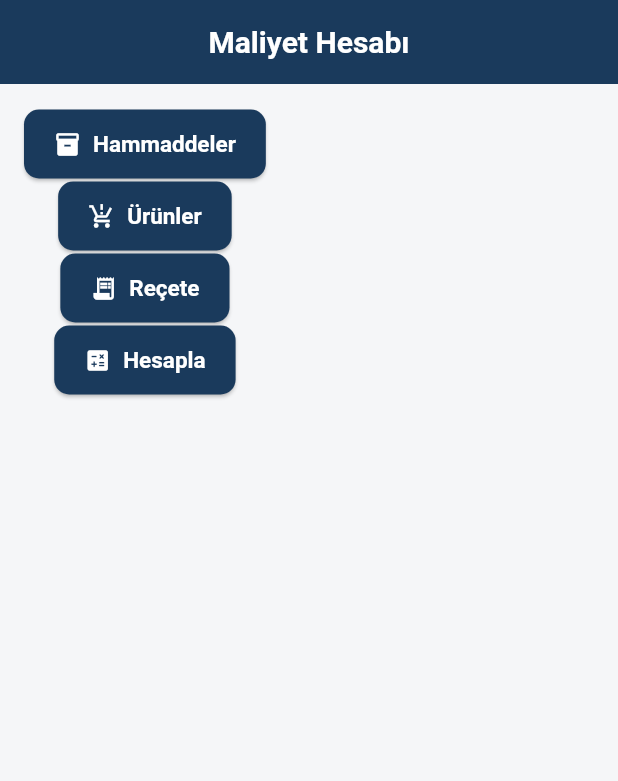
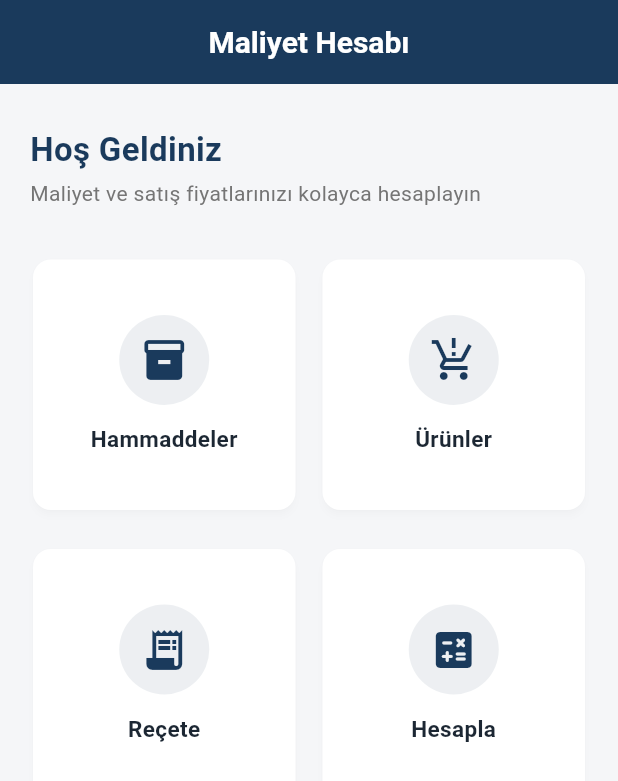
Before and after one commit to YFSCIbrahimYildiz/cost_calculator, a Flutter app: the screen it shows after launch, on a phone screen of 412 x 824 dp. Shown: the top 781 px of the screen. Run offline on Flutter 3.47's test engine with Material 3 defaults, Android fonts, the phone set to English and light mode, and no system bars; our stand-ins replace sqflite; accounts and stored records are empty.

Commit message:
Home ekrani stil: karsilama + 2x2 ikonlu kart menusu

```diff
--- a/lib/screens/home_screen.dart
+++ b/lib/screens/home_screen.dart
@@ -10,60 +10,108 @@ class HomeScreen extends StatelessWidget {
   @override
   Widget build(BuildContext context) {
     return Scaffold(
-      appBar: AppBar(title: const Text('Maliyet Hesabı')),
+      appBar: AppBar(title: const Text("Maliyet Hesabı")),
       body: Padding(
-        padding: const EdgeInsets.all(16),
+        padding: const EdgeInsets.all(20),
         child: Column(
+          crossAxisAlignment: CrossAxisAlignment.start,
           children: [
-            ElevatedButton.icon(
-              onPressed: () {
-                Navigator.push(
-                  context,
-                  MaterialPageRoute(
-                    builder: (context) => const MaterialScreen(),
+            const SizedBox(height: 8),
+            const Text(
+              "Hoş Geldiniz",
+              style: TextStyle(
+                fontSize: 22,
+                fontWeight: FontWeight.bold,
+                color: Color(0xFF1A3A5C),
+              ),
+            ),
+            const SizedBox(height: 4),
+            Text(
+              "Maliyet ve satış fiyatlarınızı kolayca hesaplayın",
+              style: TextStyle(fontSize: 14, color: Colors.grey.shade600),
+            ),
+            const SizedBox(height: 28),
+            Expanded(
+              child: GridView.count(
+                crossAxisSpacing: 14,
+                mainAxisSpacing: 14,
+                crossAxisCount: 2,
+                children: [
+                  _menuCard(
+                    context,
+                    icon: Icons.inventory_2,
+                    label: "Hammaddeler",
+                    screen: const MaterialScreen(),
                   ),
-                );
-              },
-              icon: const Icon(Icons.inventory_2),
-              label: const Text('Hammaddeler'),
-            ),
-            ElevatedButton.icon(
-              onPressed: () {
-                Navigator.push(
-                  context,
-                  MaterialPageRoute(
-                    builder: (context) => const ProductScreen(),
+                  _menuCard(
+                    context,
+                    icon: Icons.production_quantity_limits,
+                    label: "Ürünler",
+                    screen: const ProductScreen(),
                   ),
-                );
-              },
-              icon: const Icon(Icons.production_quantity_limits),
-              label: const Text('Ürünler'),
-            ),
-            ElevatedButton.icon(
-              onPressed: () {
-                Navigator.push(
-                  context,
-                  MaterialPageRoute(builder: (context) => const RecipeScreen()),
-                );
-              },
-              icon: Icon(Icons.receipt_long),
-              label: Text('Reçete'),
-            ),
-            ElevatedButton.icon(
-              onPressed: () {
-                Navigator.push(
-                  context,
-                  MaterialPageRoute(
-                    builder: (context) => const CalculationScreen(),
+                  _menuCard(
+                    context,
+                    icon: Icons.receipt_long,
+                    label: "Reçete",
+                    screen: const RecipeScreen(),
                   ),
-                );
-              },
-              icon: Icon(Icons.calculate_rounded),
-              label: Text('Hesapla'),
+                  _menuCard(
+                    context,
+                    icon: Icons.calculate_rounded,
+                    label: "Hesapla",
+                    screen: const CalculationScreen(),
+                  ),
+                ],
+              ),
             ),
           ],
         ),
       ),
     );
   }
+
+  Widget _menuCard(
+    BuildContext context, {
+    required IconData icon,
+    required String label,
+    required Widget screen,
+  }) {
+    return Card(
+      child: InkWell(
+        onTap: () {
+          Navigator.push(
+            context,
+            MaterialPageRoute(builder: (context) => screen),
+          );
+        },
+        borderRadius: BorderRadius.circular(12),
+        child: Padding(
+          padding: const EdgeInsets.all(16),
+          child: Column(
+            mainAxisAlignment: MainAxisAlignment.center,
+            children: [
+              Container(
+                padding: const EdgeInsets.all(14),
+                decoration: BoxDecoration(
+                  color: const Color(0xFF1A3A5C).withValues(alpha: 0.08),
+                  shape: BoxShape.circle,
+                ),
+                child: Icon(icon, size: 32, color: const Color(0xFF1A3A5C)),
+              ),
+              const SizedBox(height: 12),
+              Text(
+                label,
+                style: const TextStyle(
+                  fontSize: 15,
+                  fontWeight: FontWeight.w600,
+                  color: Color(0xFF1C2733),
+                ),
+                textAlign: TextAlign.center,
+              ),
+            ],
+          ),
+        ),
+      ),
+    );
+  }
 }
```
